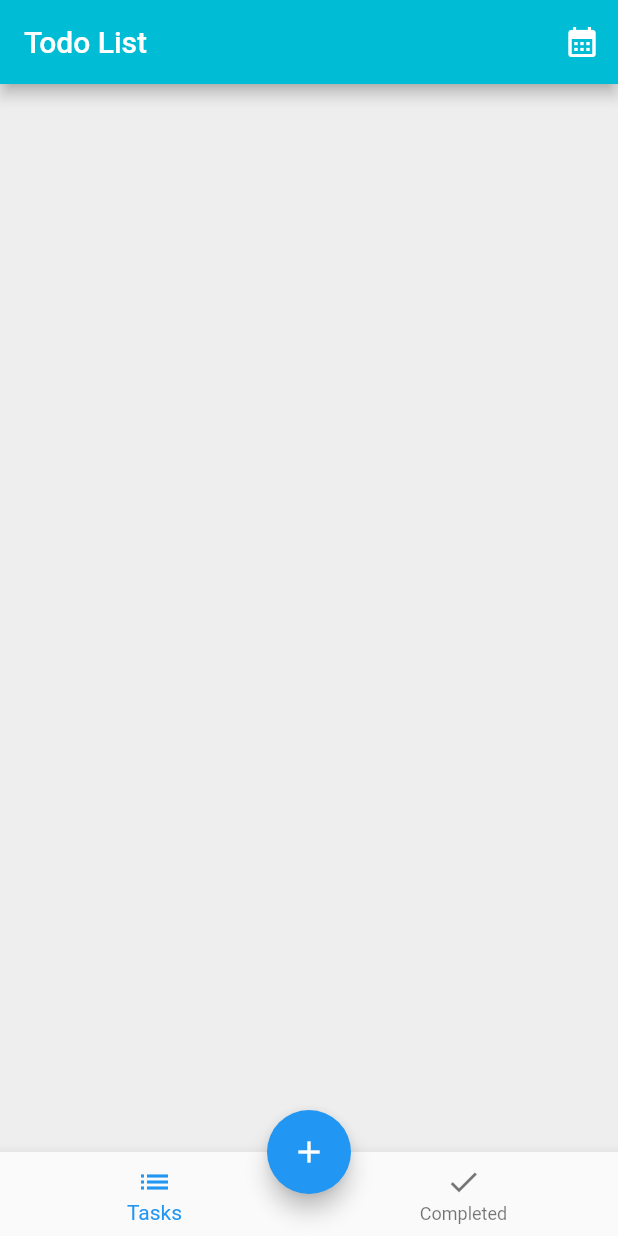
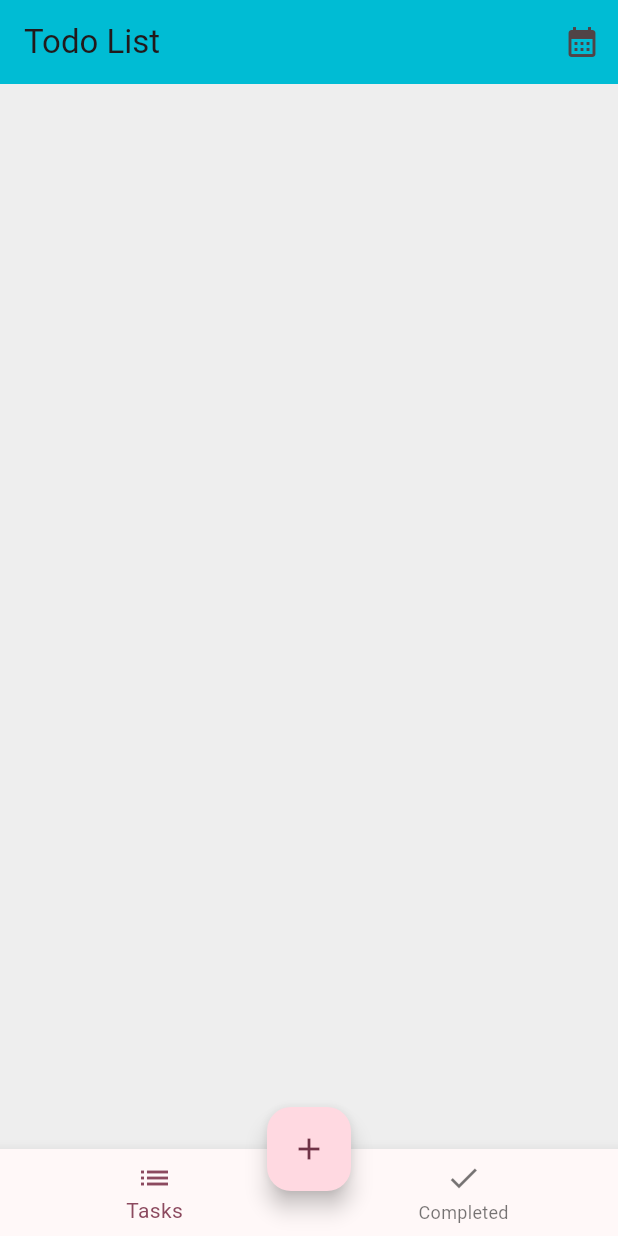
Before and after one commit to onionNguyen/todo_list, a Flutter app: the screen it shows after launch, on a phone screen of 412 x 824 dp. Run offline on Flutter 3.47's test engine with Material 2 defaults, Android fonts, the phone set to English and light mode, and no system bars; our stand-ins replace get.

Commit message:
Change theme color

```diff
--- a/lib/src/app.dart
+++ b/lib/src/app.dart
@@ -7,11 +7,13 @@ class TodoApp extends StatelessWidget {
   @override
   Widget build(BuildContext context) {
     return MaterialApp(
+      debugShowCheckedModeBanner: false,
       title: 'Todo List',
       home: const TodoScreen(),
       theme: ThemeData(
-        primarySwatch: Colors.blue,
-      ),
+          useMaterial3: true,
+          colorScheme: ColorScheme.fromSeed(
+              seedColor: const Color.fromARGB(255, 197, 95, 129))),
     );
   }
 }
```
